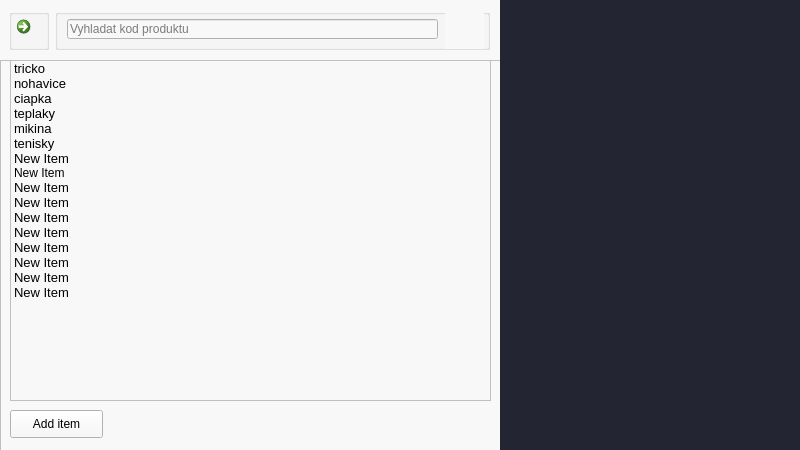
The window that source/code/main.ui (tomas-magat/camels-eshop-infosystem) describes before a commit, drawn with Qt 5.
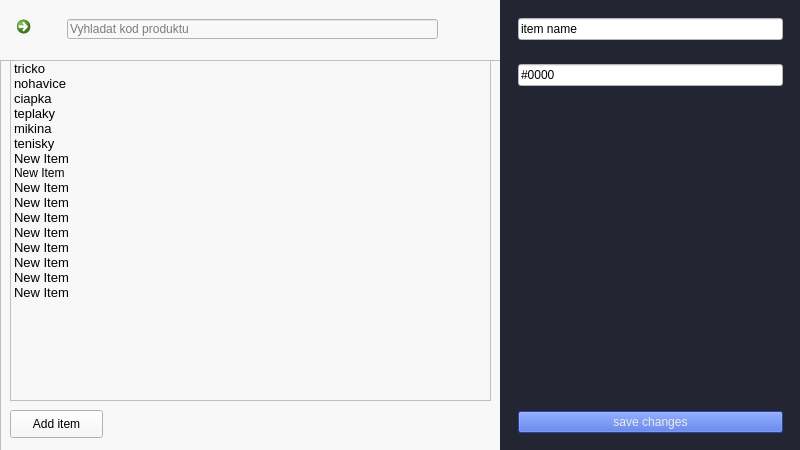
The same window after the commit. Icons and pictures are not drawn.

Commit message: Database screen item adding and modification

```diff
--- a/source/code/main.ui
+++ b/source/code/main.ui
@@ -621,15 +621,24 @@
         <height>451</height>
        </rect>
       </property>
+      <layout class="QVBoxLayout" name="verticalLayout_10">
+       <property name="spacing">
+        <number>0</number>
+       </property>
+       <property name="leftMargin">
+        <number>0</number>
+       </property>
+       <property name="topMargin">
+        <number>0</number>
+       </property>
+       <property name="rightMargin">
+        <number>0</number>
+       </property>
+       <property name="bottomMargin">
+        <number>0</number>
+       </property>
+       <item>
       <widget class="QFrame" name="topBar_database">
-       <property name="geometry">
-        <rect>
-         <x>0</x>
-         <y>0</y>
-         <width>501</width>
-         <height>60</height>
-        </rect>
-       </property>
        <property name="minimumSize">
         <size>
          <width>0</width>
@@ -655,7 +664,7 @@
             </size>
            </property>
            <property name="styleSheet">
-            <string notr="true">QGroupBox#homeButton {border:0;}</string>
+              <string notr="true">QGroupBox#homeButton_database {border:0;}</string>
            </property>
            <property name="alignment">
             <set>Qt::AlignJustify|Qt::AlignVCenter</set>
@@ -690,7 +699,7 @@
             </size>
            </property>
            <property name="styleSheet">
-            <string notr="true">QGroupBox#searchBar {border:0;}</string>
+              <string notr="true">QGroupBox#searchBar_database {border:0;}</string>
            </property>
            <property name="alignment">
             <set>Qt::AlignJustify|Qt::AlignVCenter</set>
@@ -746,14 +755,14 @@
         </layout>
        </widget>
       </widget>
+       </item>
+       <item>
       <widget class="QFrame" name="mainBody_database">
-       <property name="geometry">
-        <rect>
-         <x>0</x>
-         <y>60</y>
-         <width>501</width>
-         <height>391</height>
-        </rect>
+         <property name="sizePolicy">
+          <sizepolicy hsizetype="Preferred" vsizetype="Expanding">
+           <horstretch>0</horstretch>
+           <verstretch>0</verstretch>
+          </sizepolicy>
        </property>
        <property name="frameShape">
         <enum>QFrame::StyledPanel</enum>
@@ -966,6 +975,8 @@
        <zorder>listWidget</zorder>
        <zorder>addItem</zorder>
       </widget>
+       </item>
+      </layout>
      </widget>
      <widget class="QWidget" name="right_database" native="true">
       <property name="geometry">
@@ -979,6 +990,85 @@
       <property name="styleSheet">
        <string notr="true">background-color: rgb(35, 37, 50);</string>
       </property>
+      <layout class="QVBoxLayout" name="verticalLayout_12">
+       <item>
+        <widget class="QFrame" name="itemDetails">
+         <layout class="QVBoxLayout" name="verticalLayout_13">
+          <item>
+           <widget class="QWidget" name="itemNameSection" native="true">
+            <property name="maximumSize">
+             <size>
+              <width>16777215</width>
+              <height>80</height>
+             </size>
+            </property>
+            <layout class="QVBoxLayout" name="verticalLayout_14">
+             <item>
+              <widget class="QLineEdit" name="lineEdit">
+               <property name="styleSheet">
+                <string notr="true">background-color: rgb(255, 255, 255);</string>
+               </property>
+               <property name="text">
+                <string>item name</string>
+               </property>
+              </widget>
+             </item>
+            </layout>
+           </widget>
+          </item>
+          <item>
+           <widget class="QWidget" name="itemCodeSection" native="true">
+            <property name="maximumSize">
+             <size>
+              <width>16777215</width>
+              <height>50</height>
+             </size>
+            </property>
+            <layout class="QVBoxLayout" name="verticalLayout_15">
+             <item>
+              <widget class="QLineEdit" name="lineEdit_2">
+               <property name="styleSheet">
+                <string notr="true">background-color: rgb(255, 255, 255);</string>
+               </property>
+               <property name="text">
+                <string>#0000</string>
+               </property>
+              </widget>
+             </item>
+            </layout>
+           </widget>
+          </item>
+          <item>
+           <widget class="QWidget" name="itemImageSection" native="true">
+            <property name="sizePolicy">
+             <sizepolicy hsizetype="Preferred" vsizetype="Expanding">
+              <horstretch>0</horstretch>
+              <verstretch>0</verstretch>
+             </sizepolicy>
+            </property>
+           </widget>
+          </item>
+          <item>
+           <widget class="QWidget" name="saveButtonSection" native="true">
+            <layout class="QVBoxLayout" name="verticalLayout_16">
+             <item>
+              <widget class="QPushButton" name="pushButton">
+               <property name="styleSheet">
+                <string notr="true">background-color: rgb(58, 95, 214);
+color: rgb(235, 235, 235)</string>
+               </property>
+               <property name="text">
+                <string>save changes</string>
+               </property>
+              </widget>
+             </item>
+            </layout>
+           </widget>
+          </item>
+         </layout>
+        </widget>
+       </item>
+      </layout>
      </widget>
     </widget>
     <widget class="QWidget" name="cenotvorba">
```
Lines whose indentation alone changed are shown as unchanged. The commit also changes 2 other files.
